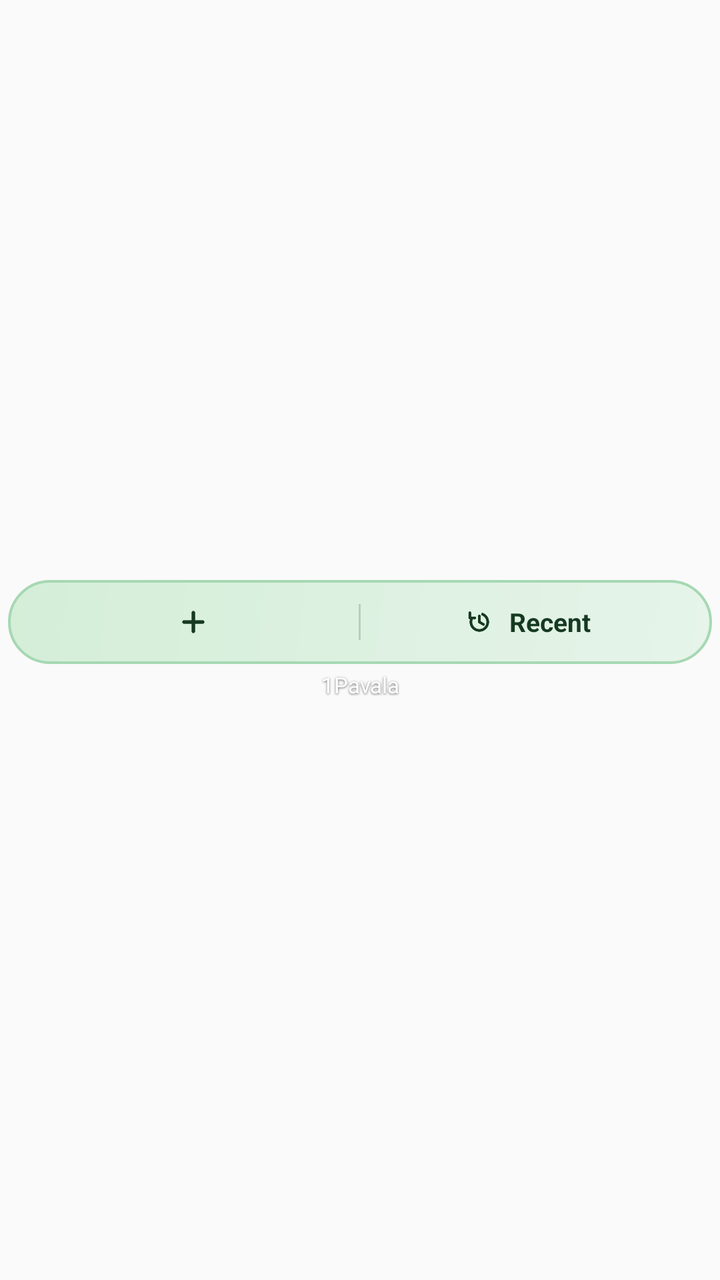
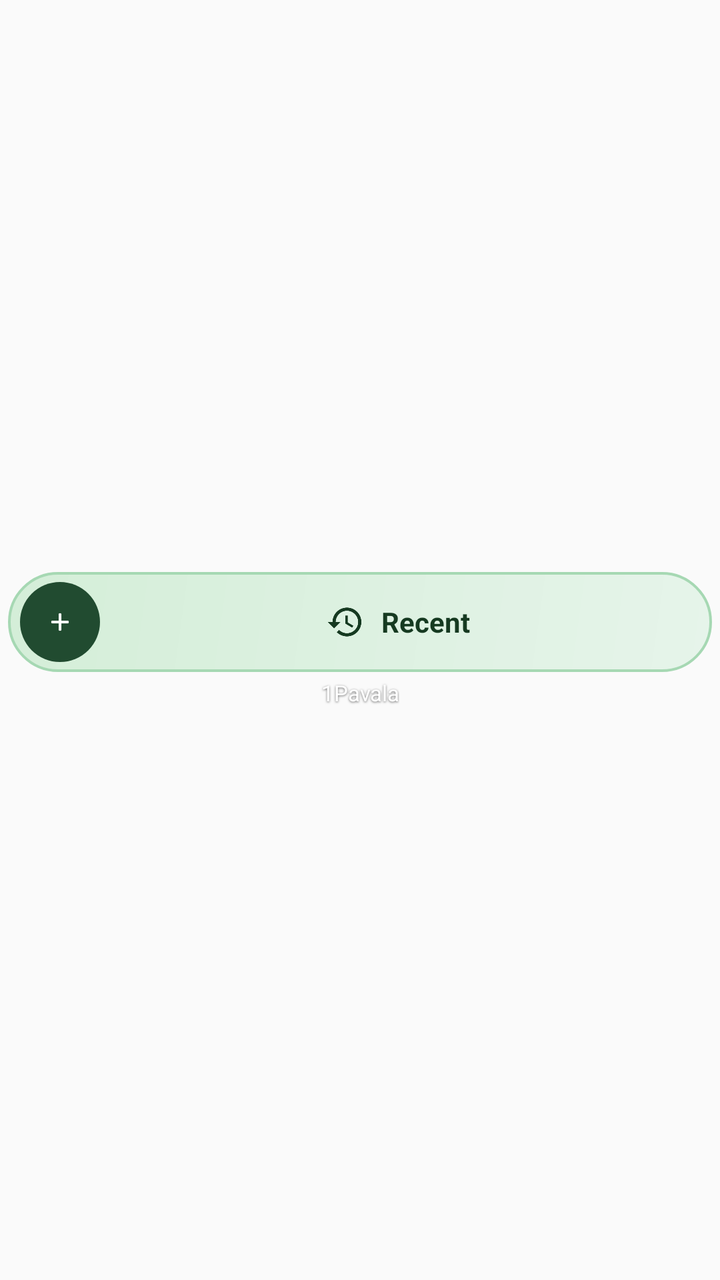

Two renders of the same Android screen: before a commit and after it. Below are the layout's source before the change and the commit's diff.
<!-- AndroidManifest.xml: application theme AppTheme -->
<!-- res/layout/widget_quick_record.xml -->
<?xml version="1.0" encoding="utf-8"?>
<LinearLayout xmlns:android="http://schemas.android.com/apk/res/android"
    android:layout_width="match_parent"
    android:layout_height="match_parent"
    android:gravity="center"
    android:orientation="vertical"
    android:paddingStart="4dp"
    android:paddingEnd="4dp"
    android:paddingTop="2dp"
    android:paddingBottom="2dp">

    
    <LinearLayout
        android:id="@+id/widget_container"
        android:layout_width="match_parent"
        android:layout_height="wrap_content"
        android:minHeight="42dp"
        android:background="@drawable/widget_pill_background"
        android:orientation="horizontal"
        android:gravity="center_vertical"
        android:paddingStart="14dp"
        android:paddingEnd="14dp"
        android:paddingTop="4dp"
        android:paddingBottom="4dp">

        
        <LinearLayout
            android:id="@+id/widget_btn_record"
            android:layout_width="0dp"
            android:layout_height="match_parent"
            android:layout_weight="1"
            android:orientation="horizontal"
            android:gravity="center">

            <ImageView
                android:layout_width="22dp"
                android:layout_height="22dp"
                android:scaleType="fitCenter"
                android:src="@drawable/ic_widget_add"
                android:contentDescription="Record Expense" />
        </LinearLayout>

        
        <ImageView
            android:layout_width="1dp"
            android:layout_height="18dp"
            android:background="@color/widget_divider"
            android:layout_marginStart="4dp"
            android:layout_marginEnd="4dp"
            android:contentDescription="@null" />

        
        <LinearLayout
            android:id="@+id/widget_btn_recent"
            android:layout_width="0dp"
            android:layout_height="match_parent"
            android:layout_weight="1"
            android:orientation="horizontal"
            android:gravity="center">

            <ImageView
                android:layout_width="18dp"
                android:layout_height="18dp"
                android:scaleType="fitCenter"
                android:src="@drawable/ic_widget_recent"
                android:contentDescription="Recent Transactions" />

            <TextView
                android:layout_width="wrap_content"
                android:layout_height="wrap_content"
                android:text="Recent"
                android:textColor="@color/widget_text_primary"
                android:textSize="13sp"
                android:textStyle="bold"
                android:layout_marginStart="6dp" />
        </LinearLayout>

    </LinearLayout>

    
    <TextView
        android:id="@+id/widget_app_label"
        android:layout_width="wrap_content"
        android:layout_height="wrap_content"
        android:text="1Pavala"
        android:textColor="#FFFFFF"
        android:textSize="11sp"
        android:textStyle="normal"
        android:layout_marginTop="3dp"
        android:gravity="center"
        android:shadowColor="#99000000"
        android:shadowDx="0"
        android:shadowDy="1"
        android:shadowRadius="2.5" />

</LinearLayout>
<!-- resources referenced by this layout -->
<resources>
  <color name="widget_divider">#331E452B</color>
  <color name="widget_text_primary">#163A21</color>
  <!-- drawable ic_widget_add: png bitmap (drawable, 727 bytes) -->
  <!-- drawable ic_widget_recent: png bitmap (drawable, 1792 bytes) -->
  <!-- drawable widget_pill_background (drawable) -->
  <?xml version="1.0" encoding="utf-8"?>
  <shape xmlns:android="http://schemas.android.com/apk/res/android"
      android:shape="rectangle">
      <gradient
          android:startColor="@color/widget_bg_start"
          android:endColor="@color/widget_bg_end"
          android:angle="135" />
      <corners android:radius="24dp" />
      <stroke
          android:width="1.2dp"
          android:color="@color/widget_border" />
  </shape>
  <style name="AppTheme" parent="Theme.AppCompat.Light.DarkActionBar">
          
          <item name="colorPrimary">@color/colorPrimary</item>
          <item name="colorPrimaryDark">@color/colorPrimaryDark</item>
          <item name="colorAccent">@color/colorAccent</item>
      </style>
  <color name="widget_bg_start">#E6F4EA</color>
  <color name="widget_bg_end">#D4EED8</color>
  <color name="widget_border">#A6D8B3</color>
  <color name="colorPrimary">#3E6948</color>
  <color name="colorPrimaryDark">#1E452B</color>
  <color name="colorAccent">#D4AF37</color>
</resources>

<!-- the commit's change to res/layout/widget_quick_record.xml (unified diff, before → after) -->
@@ -14,40 +14,31 @@
         android:id="@+id/widget_container"
         android:layout_width="match_parent"
         android:layout_height="wrap_content"
-        android:minHeight="42dp"
+        android:minHeight="50dp"
         android:background="@drawable/widget_pill_background"
         android:orientation="horizontal"
         android:gravity="center_vertical"
-        android:paddingStart="14dp"
-        android:paddingEnd="14dp"
+        android:paddingStart="6dp"
+        android:paddingEnd="12dp"
         android:paddingTop="4dp"
         android:paddingBottom="4dp">
 
         
-        <LinearLayout
+        <FrameLayout
             android:id="@+id/widget_btn_record"
-            android:layout_width="0dp"
-            android:layout_height="match_parent"
-            android:layout_weight="1"
-            android:orientation="horizontal"
-            android:gravity="center">
+            android:layout_width="40dp"
+            android:layout_height="40dp"
+            android:layout_gravity="center_vertical"
+            android:background="@drawable/widget_circle_add_bg">
 
             <ImageView
-                android:layout_width="22dp"
-                android:layout_height="22dp"
+                android:layout_width="20dp"
+                android:layout_height="20dp"
+                android:layout_gravity="center"
                 android:scaleType="fitCenter"
                 android:src="@drawable/ic_widget_add"
                 android:contentDescription="Record Expense" />
-        </LinearLayout>
-
-        
-        <ImageView
-            android:layout_width="1dp"
-            android:layout_height="18dp"
-            android:background="@color/widget_divider"
-            android:layout_marginStart="4dp"
-            android:layout_marginEnd="4dp"
-            android:contentDescription="@null" />
+        </FrameLayout>
 
         
         <LinearLayout
@@ -56,11 +47,13 @@
             android:layout_height="match_parent"
             android:layout_weight="1"
             android:orientation="horizontal"
-            android:gravity="center">
+            android:gravity="center"
+            android:paddingStart="8dp"
+            android:paddingEnd="4dp">
 
             <ImageView
-                android:layout_width="18dp"
-                android:layout_height="18dp"
+                android:layout_width="20dp"
+                android:layout_height="20dp"
                 android:scaleType="fitCenter"
                 android:src="@drawable/ic_widget_recent"
                 android:contentDescription="Recent Transactions" />
@@ -70,9 +63,9 @@
                 android:layout_height="wrap_content"
                 android:text="Recent"
                 android:textColor="@color/widget_text_primary"
-                android:textSize="13sp"
+                android:textSize="14sp"
                 android:textStyle="bold"
-                android:layout_marginStart="6dp" />
+                android:layout_marginStart="8dp" />
         </LinearLayout>
 
     </LinearLayout>
<!-- resource entries referenced after the edit -->
@@ -1,9 +1,14 @@
 <!-- resources referenced by this layout -->
 <resources>
-  <color name="widget_divider">#331E452B</color>
   <color name="widget_text_primary">#163A21</color>
-  <!-- drawable ic_widget_add: png bitmap (drawable, 727 bytes) -->
-  <!-- drawable ic_widget_recent: png bitmap (drawable, 1792 bytes) -->
+  <!-- drawable ic_widget_add: png bitmap (drawable, 465 bytes) -->
+  <!-- drawable ic_widget_recent: png bitmap (drawable, 1147 bytes) -->
+  <!-- drawable widget_circle_add_bg (drawable) -->
+  <?xml version="1.0" encoding="utf-8"?>
+  <shape xmlns:android="http://schemas.android.com/apk/res/android"
+      android:shape="oval">
+      <solid android:color="@color/widget_add_circle" />
+  </shape>
   <!-- drawable widget_pill_background (drawable) -->
   <?xml version="1.0" encoding="utf-8"?>
   <shape xmlns:android="http://schemas.android.com/apk/res/android"
@@ -12,7 +17,7 @@
           android:startColor="@color/widget_bg_start"
           android:endColor="@color/widget_bg_end"
           android:angle="135" />
-      <corners android:radius="24dp" />
+      <corners android:radius="26dp" />
       <stroke
           android:width="1.2dp"
           android:color="@color/widget_border" />
@@ -23,6 +28,7 @@
           <item name="colorPrimaryDark">@color/colorPrimaryDark</item>
           <item name="colorAccent">@color/colorAccent</item>
       </style>
+  <color name="widget_add_circle">#214B30</color>
   <color name="widget_bg_start">#E6F4EA</color>
   <color name="widget_bg_end">#D4EED8</color>
   <color name="widget_border">#A6D8B3</color>
